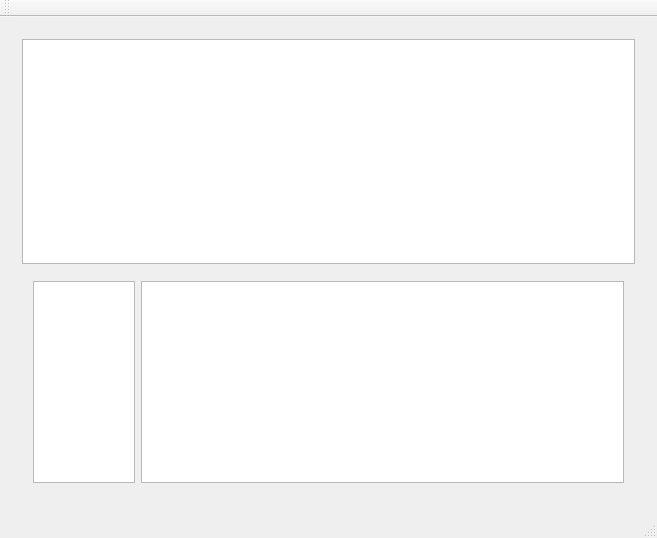
Qt form LearningUI/mainwindow.ui (hiergaut/ReconCam) before a commit.
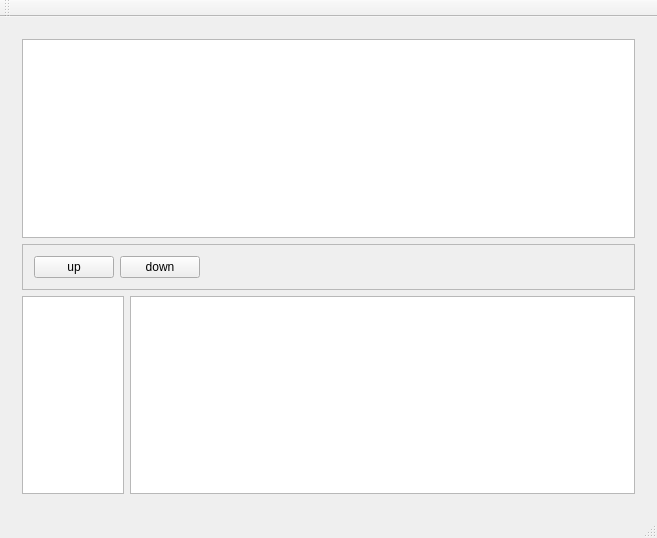
The same form after that commit.

```diff
--- a/LearningUI/mainwindow.ui
+++ b/LearningUI/mainwindow.ui
@@ -21,9 +21,60 @@
        <item>
         <widget class="QListView" name="listView_newEvent"/>
        </item>
+       <item>
+        <widget class="QFrame" name="frame">
+         <property name="frameShape">
+          <enum>QFrame::StyledPanel</enum>
+         </property>
+         <property name="frameShadow">
+          <enum>QFrame::Raised</enum>
+         </property>
+         <layout class="QHBoxLayout" name="horizontalLayout_3">
+          <item>
+           <widget class="QPushButton" name="pushButton_up">
+            <property name="text">
+             <string>up</string>
+            </property>
+           </widget>
+          </item>
+          <item>
+           <widget class="QPushButton" name="pushButton_down">
+            <property name="text">
+             <string>down</string>
+            </property>
+           </widget>
+          </item>
+          <item>
+           <spacer name="horizontalSpacer">
+            <property name="orientation">
+             <enum>Qt::Horizontal</enum>
+            </property>
+            <property name="sizeHint" stdset="0">
+             <size>
+              <width>40</width>
+              <height>20</height>
+             </size>
+            </property>
+           </spacer>
+          </item>
+         </layout>
+        </widget>
+       </item>
        <item>
         <widget class="QWidget" name="widget" native="true">
          <layout class="QHBoxLayout" name="horizontalLayout_2">
+          <property name="leftMargin">
+           <number>0</number>
+          </property>
+          <property name="topMargin">
+           <number>0</number>
+          </property>
+          <property name="rightMargin">
+           <number>0</number>
+          </property>
+          <property name="bottomMargin">
+           <number>0</number>
+          </property>
           <item>
            <widget class="QListView" name="listView_known">
             <property name="maximumSize">
```
